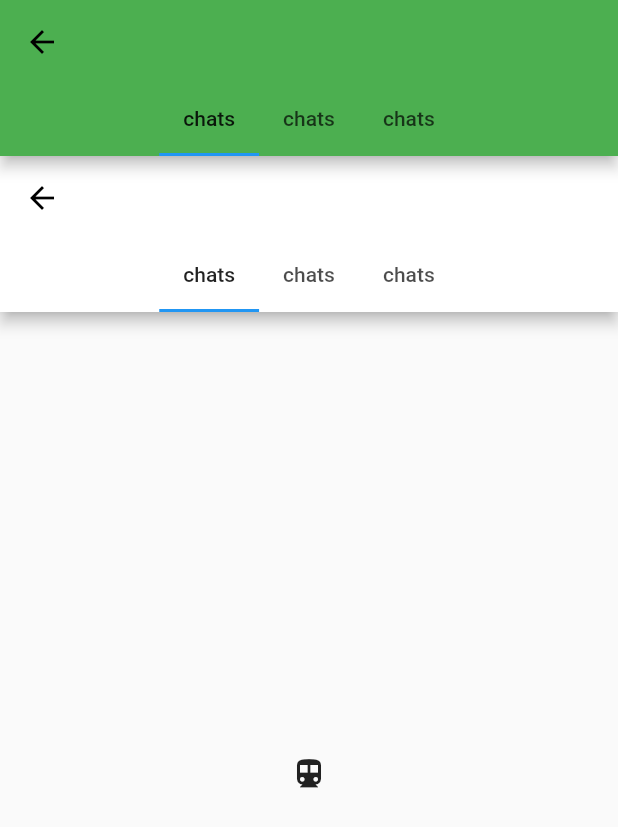
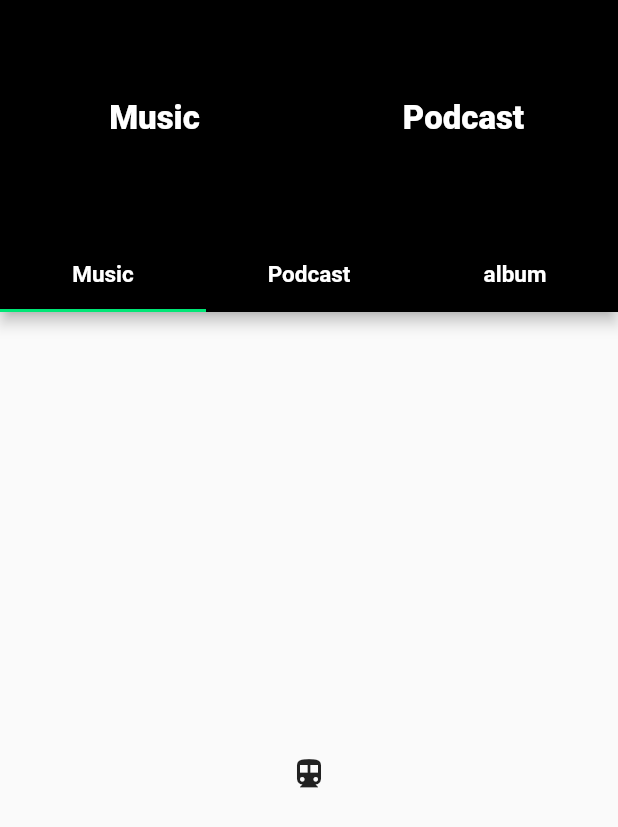
Before and after one commit to san-jayy/Spotify_ui, a Flutter app: the LibraryScreen screen opened directly, on a phone screen of 412 x 824 dp. Shown: the top 827 px of the screen. Run offline on Flutter 3.47's test engine with Material 2 defaults, Android fonts, the phone set to English and light mode, and no system bars; our stand-ins replace smooth_page_indicator.

Commit message:
intial commit

```diff
--- a/lib/Screens/Library_sc.dart
+++ b/lib/Screens/Library_sc.dart
@@ -1,5 +1,6 @@
 import 'package:flutter/gestures.dart';
 import 'package:flutter/material.dart';
+import 'package:spotify_ui/Constants.dart';
 import 'package:spotify_ui/main.dart';
 
 class LibraryScreen extends StatefulWidget {
@@ -10,65 +11,98 @@ class LibraryScreen extends StatefulWidget {
 class _LibraryScreenState extends State<LibraryScreen> {
   @override
   Widget build(BuildContext context) {
-    return DefaultTabController(
-      initialIndex: 0,
-      length: 3,
+    return Container(
+      color: Colors.black,
+      child: DefaultTabController(
+        length: 2,
         child: Scaffold(
           appBar: AppBar(
-          backgroundColor: Colors.green,
+            backgroundColor: Colors.black,
+            toolbarHeight: kToolbarHeight,
             bottom: TabBar(
-            dragStartBehavior: DragStartBehavior.start,
-            isScrollable: true,
+              unselectedLabelStyle: TextStyle(fontSize: 70),
+              indicatorColor: Colors.transparent,
               tabs: [
                 Tab(
-                text: 'chats',
+                  child: Text(
+                    'Music',
+                    style: kprimarytextstyle,
+                  ),
                 ),
                 Tab(
-                text: 'chats',
+                  child: Text(
+                    'Podcast',
+                    style: kprimarytextstyle,
                   ),
-              Tab(
-                text: 'chats',
                 ),
               ],
             ),
           ),
           body: TabBarView(
             children: [
-            Chats(),
-            Icon(Icons.directions_transit),
-            Icon(Icons.directions_bike),
+              Music(),
+              Container(
+                child: Column(
+                  children: [
+                    ListTile(
+                      leading: Image(
+                        image: AssetImage('images/b4.jpg'),
+                      ),
+                      title: Text(
+                        'Muscician',
+                        style: TextStyle(
+                            color: Colors.black,
+                            fontWeight: FontWeight.bold,
+                            fontSize: 20),
+                      ),
+                    ),
                   ],
+                ),
+              )
+              // Icon(Icons.directions_transit),
+              //Icon(Icons.directions_bike),
+            ],
+          ),
         ),
       ),
     );
   }
 }
 
-class Chats extends StatelessWidget {
+class Music extends StatefulWidget {
+  @override
+  _MusicState createState() => _MusicState();
+}
+
+class _MusicState extends State<Music> {
   @override
   Widget build(BuildContext context) {
-    return Container(
-      color: Colors.teal,
-      height: 200,
-      child: Container(
-        padding: EdgeInsets.all(0),
-        child: DefaultTabController(
+    return DefaultTabController(
       length: 3,
       child: Scaffold(
         appBar: AppBar(
-              backgroundColor: Colors.white,
+          backgroundColor: Colors.black,
+          toolbarHeight: kToolbarHeight,
           bottom: TabBar(
-                dragStartBehavior: DragStartBehavior.start,
-                isScrollable: true,
+            indicatorColor: Colors.greenAccent[400],
             tabs: [
               Tab(
-                    text: 'chats',
+                child: Text(
+                  'Music',
+                  style: ksecondarytextstyle,
+                ),
               ),
               Tab(
-                    text: 'chats',
+                child: Text(
+                  'Podcast',
+                  style: ksecondarytextstyle,
+                ),
               ),
               Tab(
-                    text: 'chats',
+                child: Text(
+                  'album',
+                  style: ksecondarytextstyle,
+                ),
               ),
             ],
           ),
@@ -76,11 +110,9 @@ class Chats extends StatelessWidget {
         body: TabBarView(
           children: [
             Icon(Icons.directions_transit),
+            Icon(Icons.directions_bike),
             Icon(Icons.directions_transit),
-                Icon(Icons.directions_bike),
           ],
-            ),
-          ),
         ),
       ),
     );
```
Also changed, not shown: lib/Screens/Primium_sc.dart (+8 -2 lines), lib/Screens/gridtest.dart (added, +53 -0 lines). Lines whose indentation alone changed are shown as unchanged.
